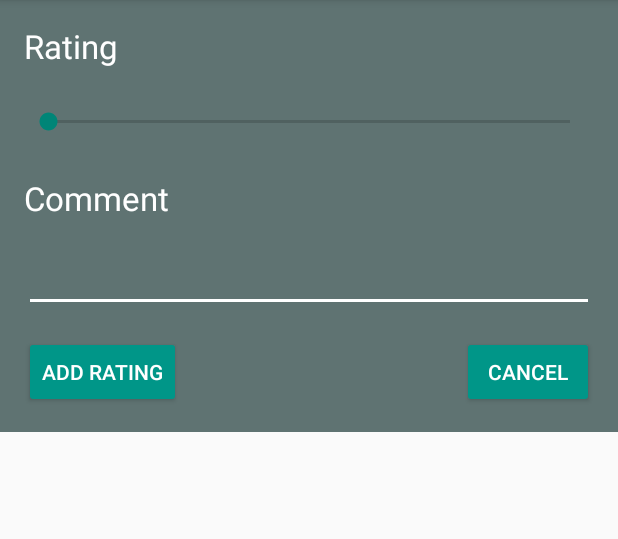
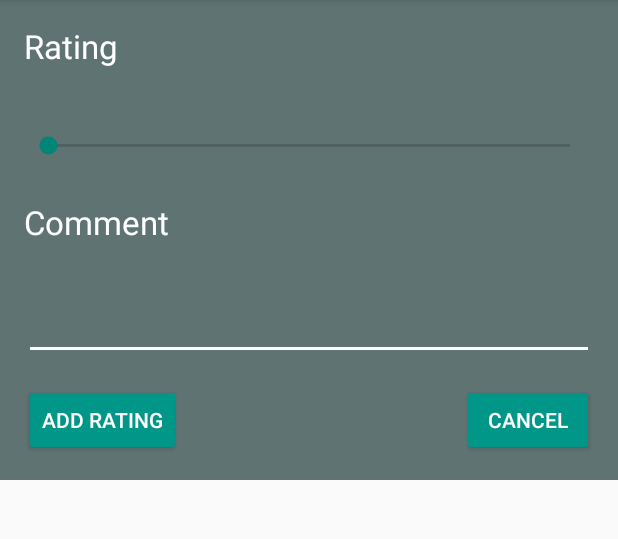
Before and after one commit to jasekiw/ShameTheThronesAndroid, an Android app: the layout dialog_add_rating.xml on its own in the app's theme, with its tools: preview values and no code run, on a phone screen of 412 x 824 dp, the part 84-623 px from its top. Run offline under Robolectric (Android 15) with nearby library versions, the phone set to English and light mode, and no system bars.

Commit message:
add slider number text view. Reduce minimum zoom. add dialog style. add elevation to restroom fragments

```diff
--- a/app/build.gradle
+++ b/app/build.gradle
@@ -47,5 +47,6 @@ dependencies {
     compile 'com.jcminarro:RoundKornerLayouts:0.3.1'
 
     compile 'com.google.maps:google-maps-services:0.2.5'
+
     testCompile 'junit:junit:4.12'
 }
--- a/app/src/main/java/com/jasekiw/shamethethrones/providers/map/MapController.java
+++ b/app/src/main/java/com/jasekiw/shamethethrones/providers/map/MapController.java
@@ -71,7 +71,7 @@ public class MapController {
             mMap.setOnCameraIdleListener( () -> mMapRestroomMarkersController.refreshRestrooms());
             mMap.setOnPoiClickListener(onPoiClickListener);
             googleMap.setMaxZoomPreference(20);
-            googleMap.setMinZoomPreference(15);
+            googleMap.setMinZoomPreference(12);
             for (OnMapReadyCallback callback : mapReadyCallbacks)
                 callback.onMapReady(googleMap);
             mMapRestroomMarkersController.refreshRestrooms();
--- a/app/src/main/res/layout/dialog_add_rating.xml
+++ b/app/src/main/res/layout/dialog_add_rating.xml
@@ -12,7 +12,7 @@
         android:id="@+id/dialog_add_rating_sb_rating"
         android:layout_width="match_parent"
         android:layout_height="40dp"
-        android:layout_marginTop="16dp"
+        android:layout_marginTop="32dp"
         android:backgroundTint="#FFF"
         android:max="5"
         app:layout_constraintStart_toStartOf="parent"
@@ -41,11 +41,11 @@
         android:id="@+id/dialog_add_rating_et_comment"
         android:layout_width="match_parent"
         android:layout_height="wrap_content"
-        android:layout_marginTop="16dp"
+        android:layout_marginTop="32dp"
+        android:backgroundTint="#FFF"
         android:ems="10"
+        android:inputType="textMultiLine"
         android:textColor="#FFF"
-        android:backgroundTint="#FFF"
-        android:inputType="textMultiLine"
         app:layout_constraintEnd_toEndOf="parent"
         app:layout_constraintStart_toStartOf="parent"
         app:layout_constraintTop_toBottomOf="@+id/dialog_add_rating_tv_comment" />
@@ -70,4 +70,14 @@
         app:layout_constraintEnd_toEndOf="parent"
         app:layout_constraintTop_toBottomOf="@+id/dialog_add_rating_et_comment" />
 
+    <TextView
+        android:id="@+id/dialog_add_rating_tv_seekbar_number"
+        style="@style/SmallTextViewStyle"
+        android:layout_width="wrap_content"
+        android:layout_height="wrap_content"
+        android:text="0"
+        android:visibility="gone"
+        app:layout_constraintBottom_toTopOf="@+id/dialog_add_rating_sb_rating"
+        tools:layout_editor_absoluteX="147dp" />
+
 </android.support.constraint.ConstraintLayout>
--- a/app/src/main/res/layout/fragment_add_restroom.xml
+++ b/app/src/main/res/layout/fragment_add_restroom.xml
@@ -13,7 +13,7 @@
         android:layout_height="match_parent"
         android:layout_margin="10dp"
         app:corner_radius="16dp"
-        android:background="#839392">
+        android:background="@color/background">
         <ScrollView
             android:layout_width="fill_parent"
             android:layout_height="wrap_content">
--- a/app/src/main/res/layout/fragment_view_restroom.xml
+++ b/app/src/main/res/layout/fragment_view_restroom.xml
@@ -13,7 +13,8 @@
         android:layout_height="match_parent"
         android:layout_margin="10dp"
         app:corner_radius="16dp"
-        android:background="#839392">
+        android:elevation="2dp"
+        android:background="@color/background">
         <ScrollView
             android:layout_width="fill_parent"
             android:layout_height="wrap_content">
```
Also changed, not shown: app/src/main/java/com/jasekiw/shamethethrones/providers/restroom/RestroomFragmentController.java (+25 -1 lines).
